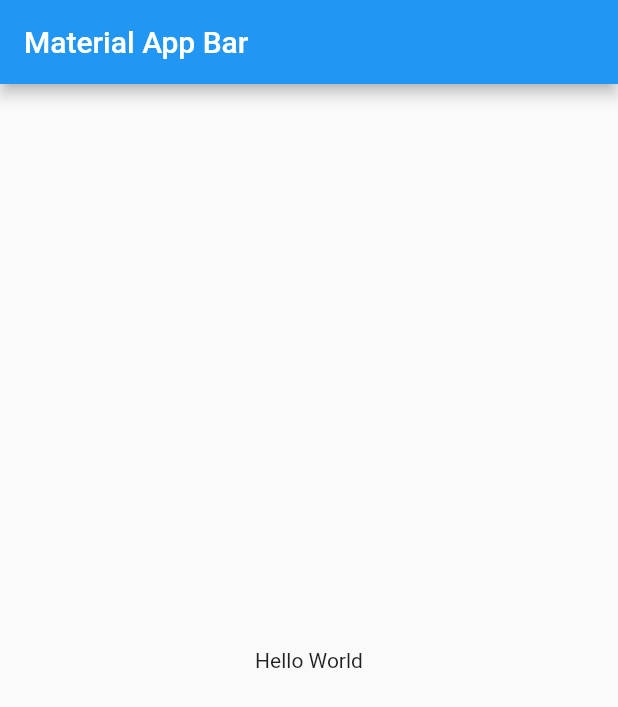
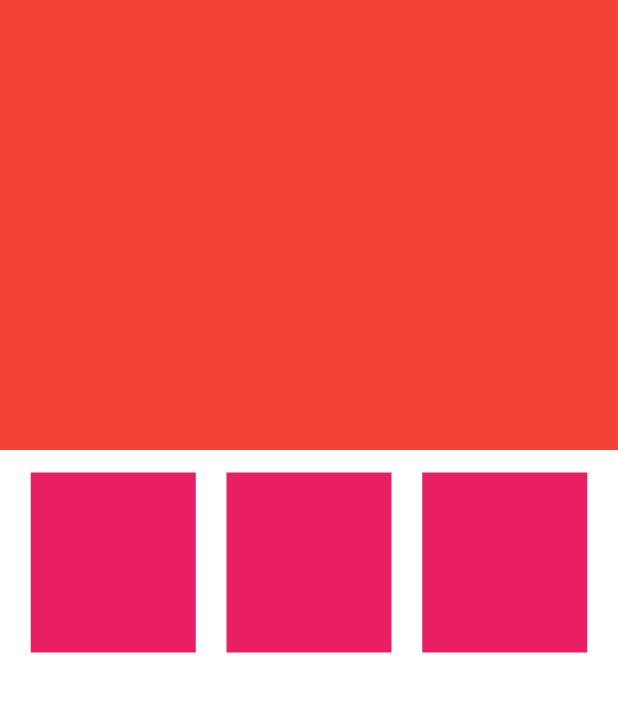
Before and after one commit to estarly07/Mequi, a Flutter app: the screen it shows after launch, on a phone screen of 412 x 824 dp. Shown: the top 707 px of the screen. Run offline on Flutter 3.47's test engine with Material 2 defaults, Android fonts, the phone set to English and light mode, and no system bars.

Commit message:
CREACION
- Se crea el diseño de Home page

```diff
--- /dev/null
+++ b/mequi/lib/Transactions/pages/home_page.dart
@@ -0,0 +1,68 @@
+import 'package:flutter/cupertino.dart';
+import 'package:flutter/material.dart';
+
+class HomePage extends StatelessWidget {
+  const HomePage({Key? key}) : super(key: key);
+
+  @override
+  Widget build(BuildContext context) {
+    return Scaffold(
+      body: Column(
+        children: [_Header(), _OptionsHome()],
+      ),
+    );
+  }
+}
+
+class _Header extends StatelessWidget {
+  const _Header({
+    Key? key,
+  }) : super(key: key);
+
+  @override
+  Widget build(BuildContext context) {
+    return Container(
+      height: 300,
+      color: Colors.red,
+    );
+  }
+}
+
+class _OptionsHome extends StatelessWidget {
+  const _OptionsHome({
+    Key? key,
+  }) : super(key: key);
+
+  @override
+  Widget build(BuildContext context) {
+    return Container(
+      height: 150,
+      child: Row(
+        mainAxisAlignment: MainAxisAlignment.spaceEvenly,
+        children: [
+          _ItemOptionsHome(sizes: [110, 120]),
+          _ItemOptionsHome(sizes: [110, 120]),
+          _ItemOptionsHome(sizes: [110, 120]),
+        ],
+      ),
+    );
+  }
+}
+
+class _ItemOptionsHome extends StatelessWidget {
+  final List<double> sizes;
+
+  const _ItemOptionsHome({
+    Key? key,
+    required this.sizes,
+  }) : super(key: key);
+
+  @override
+  Widget build(BuildContext context) {
+    return Container(
+      width: sizes[0],
+      height: sizes[1],
+      color: Colors.pink,
+    );
+  }
+}
--- /dev/null
+++ b/mequi/lib/Transactions/pages/pages.dart
@@ -0,0 +1 @@
+export 'package:mequi/Transactions/pages/home_page.dart';
--- a/mequi/lib/main.dart
+++ b/mequi/lib/main.dart
@@ -1,4 +1,5 @@
 import 'package:flutter/material.dart';
+import 'package:mequi/Transactions/pages/pages.dart';
 
 void main() => runApp(MyApp());
 
@@ -7,15 +8,12 @@ class MyApp extends StatelessWidget {
   Widget build(BuildContext context) {
     return MaterialApp(
       title: 'Material App',
-      home: Scaffold(
-        appBar: AppBar(
-          title: Text('Material App Bar'),
-        ),
-        body: Center(
-          child: Container(
-            child: Text('Hello World'),
-          ),
-        ),
+      routes: {
+        "/": (_) => const HomePage(),
+      },
+      initialRoute: "/",
+      theme: ThemeData.light().copyWith(
+        scaffoldBackgroundColor: Colors.white,
       ),
     );
   }
```
Also changed, not shown: mequi/lib/Utils/values/global.dart (added).
